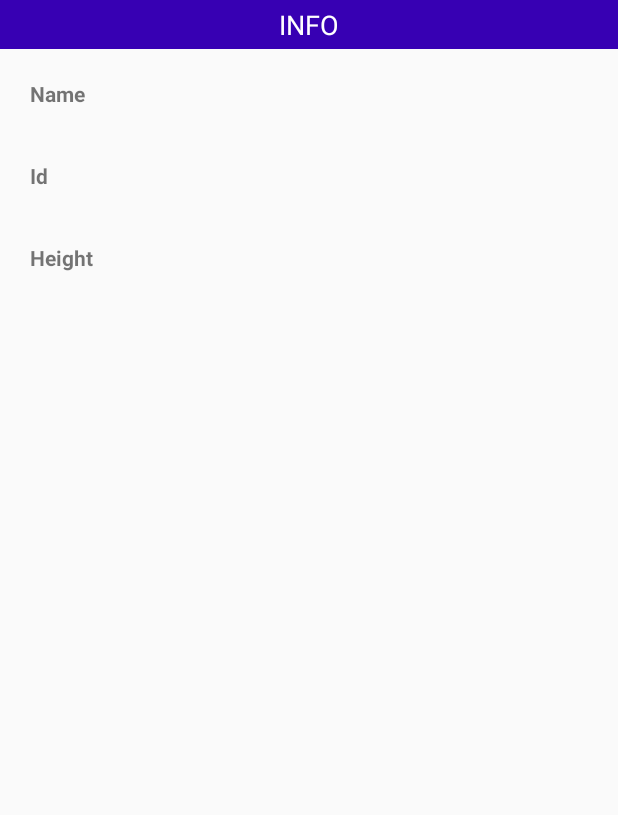
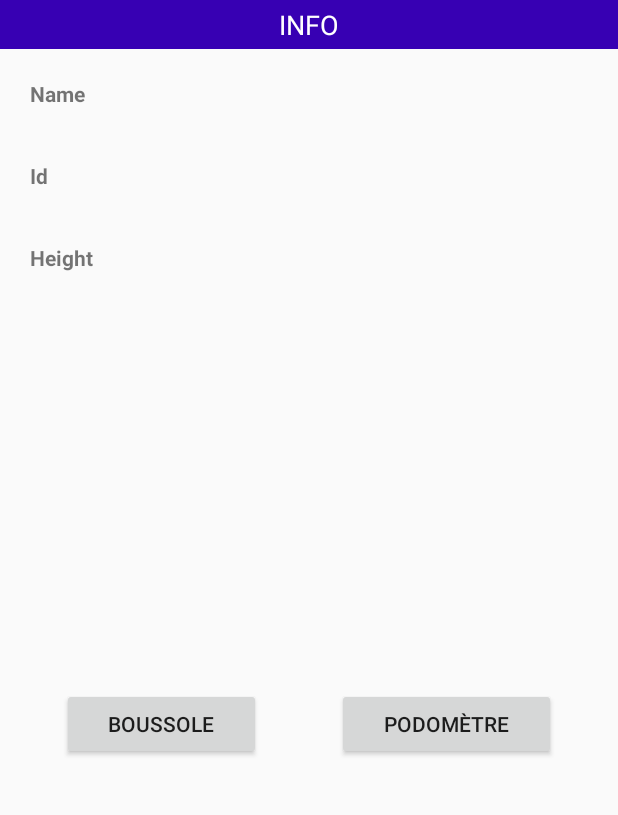
Before and after one commit to tekninon/PokeApp, an Android app: the screen it shows after launch (MainActivity), on a phone screen of 412 x 824 dp, the part 224-1039 px from its top. Run offline under Robolectric (Android 15) with nearby library versions, the phone set to English and light mode, and no system bars; our stand-ins replace Picasso, navigation-ui; pictures from the network do not load.

Commit message:
Boutons page principale

```diff
--- a/app/src/main/res/layout/activity_main.xml
+++ b/app/src/main/res/layout/activity_main.xml
@@ -108,5 +108,32 @@
             android:layout_height="96dp"
             android:layout_gravity="center" />
 
+        <LinearLayout
+            android:layout_width="fill_parent"
+            android:layout_height="wrap_content"
+            android:orientation="horizontal"
+            android:layout_marginTop="150dp"
+            >
+            <Button
+                android:id="@+id/btnCompass"
+                android:layout_width="wrap_content"
+                android:layout_height="wrap_content"
+                android:text="@string/Boussole"
+                android:layout_weight="1"
+                android:layout_marginLeft="25dip"
+                android:layout_marginRight="25dip"
+                />
+            <Button
+                android:id="@+id/btnPodo"
+                android:layout_width="wrap_content"
+                android:layout_height="wrap_content"
+                android:text="@string/Podomètre"
+                android:layout_weight="1"
+                android:layout_marginLeft="25dip"
+                android:layout_marginRight="25dip"
+                />
+        </LinearLayout>
+
     </LinearLayout>
+
 </androidx.constraintlayout.widget.ConstraintLayout>
```
Also changed, not shown: app/src/main/res/layout/fragment_dashboard.xml (deleted, +0 -22 lines), app/src/main/res/layout/fragment_home.xml (deleted, +0 -22 lines), app/src/main/res/layout/fragment_notifications.xml (deleted, +0 -22 lines), app/src/main/res/menu/bottom_nav_menu.xml (deleted, +0 -19 lines), app/src/main/res/navigation/mobile_navigation.xml (deleted, +0 -25 lines).
